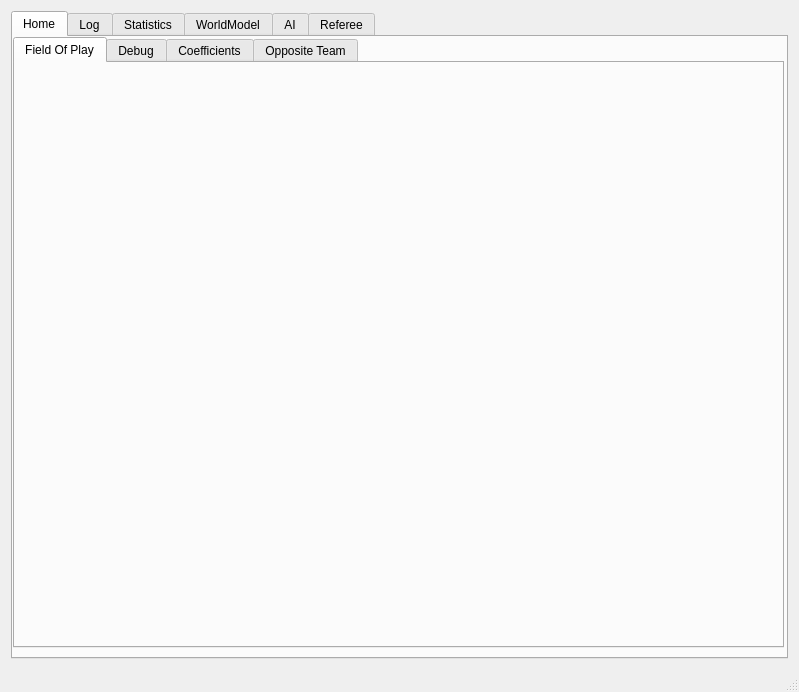
Before: the Qt Designer form src/ui/mainwindow.ui in kn2cssl/kn2cPrograms, drawn with Qt 5.
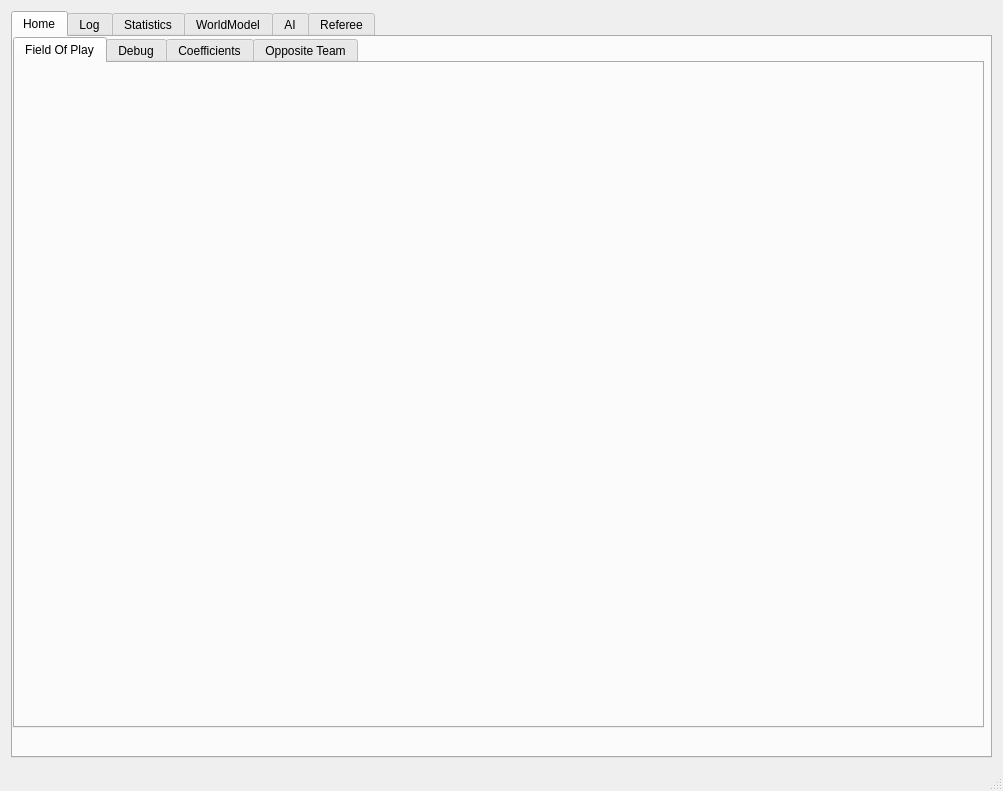
After: the same form once the commit is applied. Icons and pictures are not drawn.

```diff
--- a/src/ui/mainwindow.ui
+++ b/src/ui/mainwindow.ui
@@ -6,8 +6,8 @@
    <rect>
     <x>0</x>
     <y>0</y>
-    <width>799</width>
-    <height>692</height>
+    <width>1003</width>
+    <height>791</height>
    </rect>
   </property>
   <property name="sizePolicy">
@@ -51,8 +51,8 @@
          <rect>
           <x>0</x>
           <y>0</y>
-          <width>771</width>
-          <height>611</height>
+          <width>971</width>
+          <height>691</height>
          </rect>
         </property>
         <property name="currentIndex">
@@ -65,10 +65,10 @@
          <widget class="QWidget" name="gridLayoutWidget">
           <property name="geometry">
            <rect>
-            <x>10</x>
-            <y>10</y>
-            <width>751</width>
-            <height>551</height>
+            <x>4</x>
+            <y>3</y>
+            <width>951</width>
+            <height>651</height>
            </rect>
           </property>
           <layout class="QGridLayout" name="gridRender"/>
```
Left out of the diff: 2 changed lines with no effect on the pictures.
